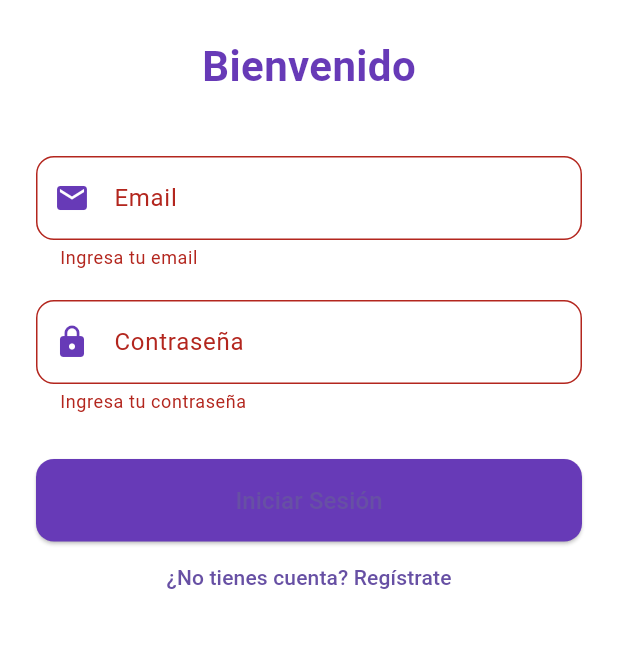
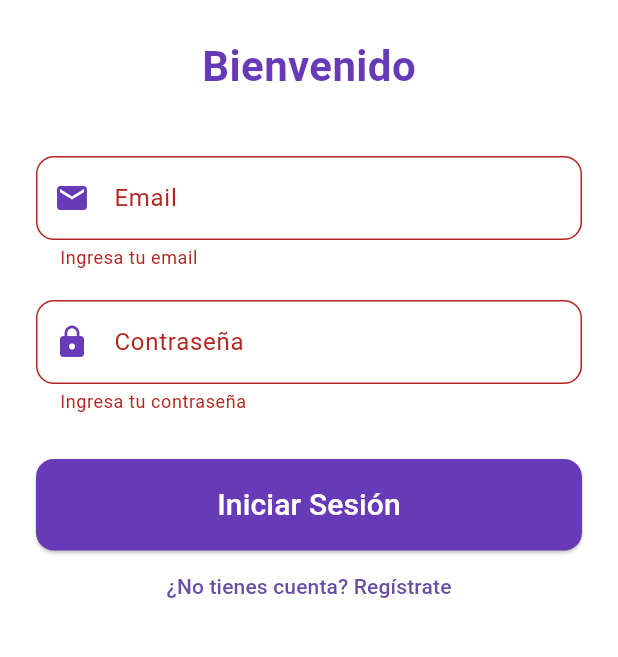
Before and after one commit to Eternals98/Habio, a Flutter app: the screen it shows after launch, after a tap on "Iniciar Sesión", on a phone screen of 412 x 824 dp, the part 381-1038 px from its top. Run offline on Flutter 3.47's test engine with Material 3 defaults, Android fonts, the phone set to English and light mode, and no system bars; our stand-ins replace cloud_firestore, firebase_auth, firebase_core; accounts and stored records are empty.

Commit message:
Color a "iniciar sesion"

```diff
--- a/lib/screens/login/login_screen.dart
+++ b/lib/screens/login/login_screen.dart
@@ -1,7 +1,10 @@
+// ignore_for_file: use_build_context_synchronously
+
 import 'package:flutter/material.dart';
 import 'package:firebase_auth/firebase_auth.dart';
 import '../../routes/app_routes.dart';
 
+// Definición del widget principal de la pantalla de login
 class LoginScreen extends StatefulWidget {
   const LoginScreen({super.key});
 
@@ -9,47 +12,64 @@ class LoginScreen extends StatefulWidget {
   State<LoginScreen> createState() => _LoginScreenState();
 }
 
+// Estado del widget, donde se maneja la lógica y los elementos de la UI
 class _LoginScreenState extends State<LoginScreen> {
+  // Clave para identificar y validar el formulario
   final _formKey = GlobalKey<FormState>();
-  final TextEditingController _emailController = TextEditingController();
-  final TextEditingController _passwordController = TextEditingController();
-  bool _isLoading = false;
+  // Controladores para los campos de texto
+  final TextEditingController _emailController =
+      TextEditingController(); // Para el campo de email
+  final TextEditingController _passwordController =
+      TextEditingController(); // Para el campo de contraseña
+  // Nodos para manejar el foco entre los campos
+  final FocusNode _emailFocus = FocusNode(); // Foco para el campo de email
+  final FocusNode _passwordFocus =
+      FocusNode(); // Foco para el campo de contraseña
+  bool _isLoading = false; // Estado para mostrar el indicador de carga
 
+  // Función para manejar el inicio de sesión
   Future<void> _login(BuildContext context) async {
+    // Valida el formulario antes de proceder
     if (!_formKey.currentState!.validate()) return;
 
-    setState(() => _isLoading = true);
+    setState(() => _isLoading = true); // Muestra el indicador de carga
 
     try {
+      // Intenta iniciar sesión con Firebase Authentication
       await FirebaseAuth.instance.signInWithEmailAndPassword(
         email: _emailController.text.trim(),
         password: _passwordController.text.trim(),
       );
+      // Navega a la pantalla principal si el login es exitoso
       Navigator.pushReplacementNamed(context, AppRoutes.home);
     } on FirebaseAuthException catch (e) {
+      // Muestra un mensaje de error si falla el login
       ScaffoldMessenger.of(
         context,
       ).showSnackBar(SnackBar(content: Text(e.message ?? 'Error inesperado')));
     } finally {
-      setState(() => _isLoading = false);
+      setState(() => _isLoading = false); // Oculta el indicador de carga
     }
   }
 
   @override
   Widget build(BuildContext context) {
-    final themeColor = Colors.deepPurple;
+    final themeColor = Colors.deepPurple; // Color principal para la UI
 
     return Scaffold(
-      backgroundColor: Colors.white,
+      backgroundColor: Colors.white, // Fondo blanco de la pantalla
       body: SingleChildScrollView(
-        padding: const EdgeInsets.all(24),
+        padding: const EdgeInsets.all(24), // Espaciado alrededor del contenido
         child: Form(
-          key: _formKey,
+          key: _formKey, // Asocia el formulario con la clave
           child: Column(
             children: [
+              // Espacio superior
               const SizedBox(height: 80),
+              // Logo de la aplicación
               Image.asset('assets/images/logo.png', height: 150, width: 150),
               const SizedBox(height: 24),
+              // Texto de bienvenida
               Text(
                 'Bienvenido',
                 style: TextStyle(
@@ -59,60 +79,92 @@ class _LoginScreenState extends State<LoginScreen> {
                 ),
               ),
               const SizedBox(height: 40),
+              // Campo de texto para el email
               TextFormField(
-                controller: _emailController,
+                controller: _emailController, // Controlador del campo de email
+                focusNode: _emailFocus, // Foco para el campo de email
                 decoration: InputDecoration(
-                  prefixIcon: Icon(Icons.email, color: themeColor),
-                  labelText: 'Email',
+                  prefixIcon: Icon(
+                    Icons.email,
+                    color: themeColor,
+                  ), // Icono de email
+                  labelText: 'Email', // Etiqueta del campo
                   border: OutlineInputBorder(
-                    borderRadius: BorderRadius.circular(12),
+                    borderRadius: BorderRadius.circular(
+                      12,
+                    ), // Bordes redondeados
                   ),
                 ),
                 validator: (value) {
+                  // Validaciones para el campo de email
                   if (value == null || value.isEmpty) return 'Ingresa tu email';
                   if (!value.contains('@')) return 'Email inválido';
                   return null;
                 },
               ),
               const SizedBox(height: 20),
+              // Campo de texto para la contraseña
               TextFormField(
-                controller: _passwordController,
+                controller:
+                    _passwordController, // Controlador del campo de contraseña
+                focusNode: _passwordFocus, // Foco para el campo de contraseña
                 decoration: InputDecoration(
-                  prefixIcon: Icon(Icons.lock, color: themeColor),
-                  labelText: 'Contraseña',
+                  prefixIcon: Icon(
+                    Icons.lock,
+                    color: themeColor,
+                  ), // Icono de candado
+                  labelText: 'Contraseña', // Etiqueta del campo
                   border: OutlineInputBorder(
-                    borderRadius: BorderRadius.circular(12),
+                    borderRadius: BorderRadius.circular(
+                      12,
+                    ), // Bordes redondeados
                   ),
                 ),
-                obscureText: true,
+                obscureText: true, // Oculta el texto de la contraseña
                 validator: (value) {
-                  if (value == null || value.isEmpty)
+                  // Validaciones para el campo de contraseña
+                  if (value == null || value.isEmpty) {
                     return 'Ingresa tu contraseña';
+                  }
                   if (value.length < 6) return 'Mínimo 6 caracteres';
                   return null;
                 },
+                onFieldSubmitted:
+                    (_) => _login(context), // Ejecuta login al presionar Enter
               ),
               const SizedBox(height: 30),
+              // Botón de inicio de sesión
               SizedBox(
-                width: double.infinity,
+                width: double.infinity, // Ocupa todo el ancho
                 child: ElevatedButton(
-                  onPressed: _isLoading ? null : () => _login(context),
+                  onPressed:
+                      _isLoading
+                          ? null
+                          : () =>
+                              _login(context), // Ejecuta login al hacer clic
                   style: ElevatedButton.styleFrom(
-                    backgroundColor: themeColor,
-                    padding: const EdgeInsets.symmetric(vertical: 16),
+                    backgroundColor: themeColor, // Color del botón
+                    padding: const EdgeInsets.symmetric(
+                      vertical: 16,
+                    ), // Espaciado interno
                     shape: RoundedRectangleBorder(
-                      borderRadius: BorderRadius.circular(12),
+                      borderRadius: BorderRadius.circular(
+                        12,
+                      ), // Bordes redondeados
                     ),
                   ),
                   child:
                       _isLoading
-                          ? const CircularProgressIndicator(color: Colors.white)
+                          ? const CircularProgressIndicator(
+                            color: Colors.white,
+                          ) // Indicador de carga
                           : const Text(
-                            'Iniciar Sesión',
-                            style: TextStyle(fontSize: 16),
+                            'Iniciar Sesión', // Texto del botón
+                            style: TextStyle(fontSize: 20, color: Colors.white),
                           ),
                 ),
               ),
+              // Botón para ir a la pantalla de registro
               TextButton(
                 onPressed:
                     () => Navigator.pushNamed(context, AppRoutes.register),
@@ -124,4 +176,14 @@ class _LoginScreenState extends State<LoginScreen> {
       ),
     );
   }
+
+  // Liberación de recursos cuando el widget se elimina
+  @override
+  void dispose() {
+    _emailController.dispose(); // Libera el controlador del email
+    _passwordController.dispose(); // Libera el controlador de la contraseña
+    _emailFocus.dispose(); // Libera el nodo de foco del email
+    _passwordFocus.dispose(); // Libera el nodo de foco de la contraseña
+    super.dispose();
+  }
 }
```
